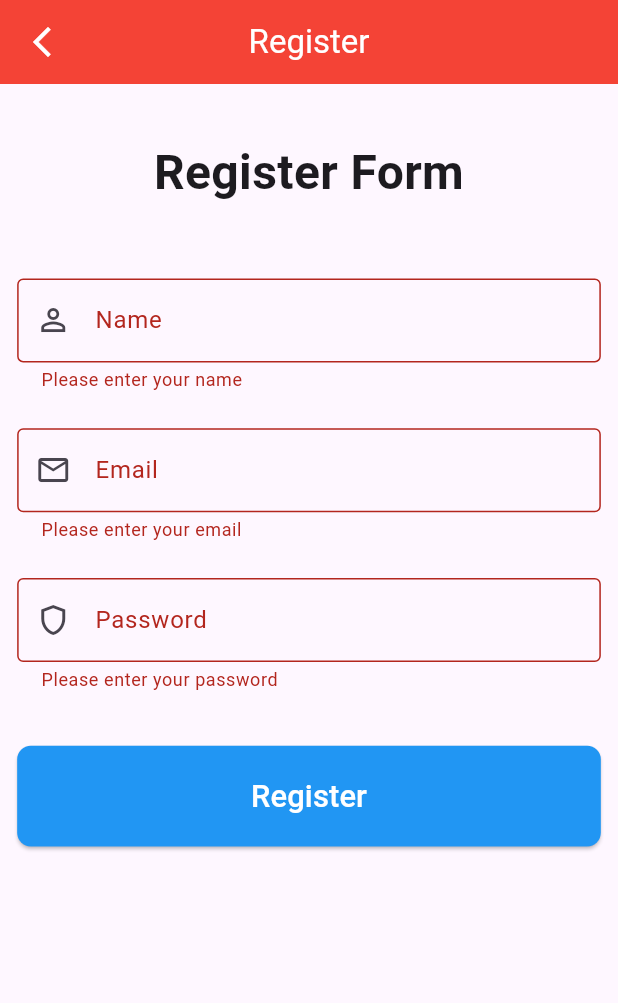
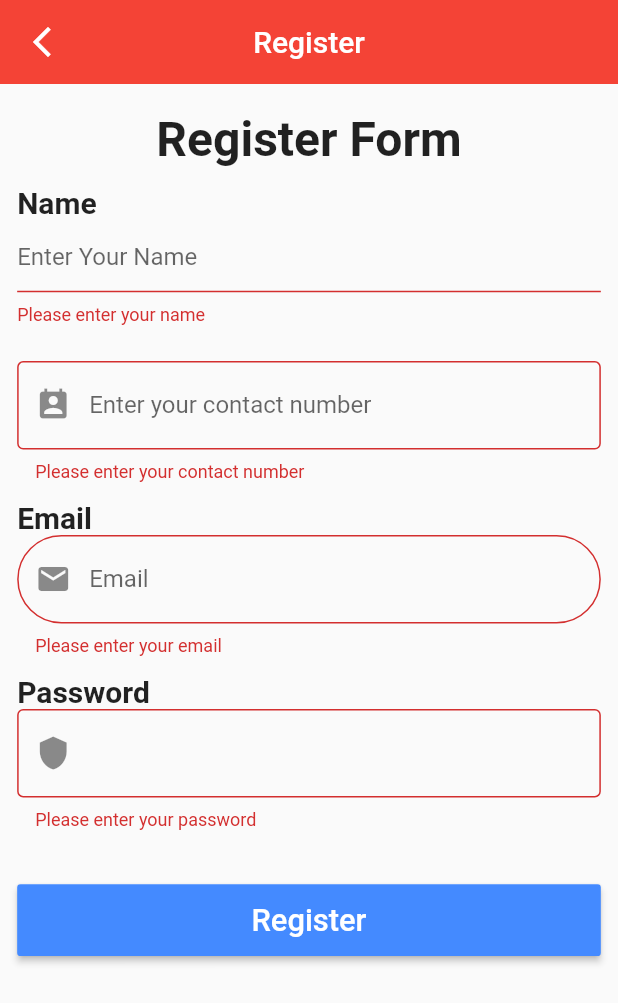
Before and after one commit to vedant15708/task_3_10_25, a Flutter app: the RegisterScreen screen opened by its route, after a tap on "Register", on a phone screen of 412 x 824 dp. Shown: the top 1003 px of the screen. Run offline on Flutter 3.47's test engine with Material 3 defaults, Android fonts, the phone set to English and light mode, and no system bars; our stand-ins replace flutter_screenutil.

Commit message:
Design changes

```diff
--- a/lib/login_screen.dart
+++ b/lib/login_screen.dart
@@ -38,13 +38,13 @@ class _LoginScreenState extends State<LoginScreen> {
       ),
       body: SingleChildScrollView(
         child: Padding(
-          padding: EdgeInsets.symmetric(horizontal: 24.w, vertical: 24.h),
+          padding: EdgeInsets.symmetric(horizontal: 24.w, vertical: 5.h),
           child: Form(
             key: _formKey,
             child: Column(
               crossAxisAlignment: CrossAxisAlignment.stretch,
               children:[
-                SizedBox(height: 20.h),
+                SizedBox(height: 10.h),
                 Text(
                   'Login Form',
                   style: TextStyle(
@@ -53,7 +53,7 @@ class _LoginScreenState extends State<LoginScreen> {
                   ),
                   textAlign: TextAlign.center,
                 ),
-                SizedBox(height: 40.h),
+                SizedBox(height: 20.h),
                 TextFormField(
                   controller: _emailController,
                   keyboardType: TextInputType.emailAddress,
--- a/lib/main.dart
+++ b/lib/main.dart
@@ -25,6 +25,7 @@ class MyApp extends StatelessWidget {
           theme: ThemeData(
             primarySwatch: Colors.red,
             visualDensity: VisualDensity.adaptivePlatformDensity,
+            useMaterial3: false,
           ),
           initialRoute: '/login',
           routes: {
--- a/lib/register_screen.dart
+++ b/lib/register_screen.dart
@@ -13,12 +13,14 @@ class _RegisterScreenState extends State<RegisterScreen> {
   final nameController = TextEditingController();
   final emailController = TextEditingController();
   final passwordController = TextEditingController();
+  final contactController = TextEditingController();
 
   @override
   void dispose() {
     nameController.dispose();
     emailController.dispose();
     passwordController.dispose();
+    contactController.dispose();
     super.dispose();
   }
 
@@ -32,6 +34,7 @@ class _RegisterScreenState extends State<RegisterScreen> {
       nameController.clear();
       emailController.clear();
       passwordController.clear();
+      contactController.clear();
 
       Future.delayed(const Duration(seconds: 2), () {
         if (mounted) {
@@ -57,13 +60,13 @@ class _RegisterScreenState extends State<RegisterScreen> {
       ),
       body: SingleChildScrollView(
         child: Padding(
-          padding: EdgeInsets.symmetric(horizontal: 10.w, vertical: 10.h),
+          padding: EdgeInsets.symmetric(horizontal: 10.w, vertical: 5.h),
           child: Form(
             key: formKey,
             child: Column(
               crossAxisAlignment: CrossAxisAlignment.stretch,
               children: <Widget>[
-                SizedBox(height: 20.h),
+                SizedBox(height: 10.h),
                 Text(
                   'Register Form',
                   style: TextStyle(
@@ -72,14 +75,12 @@ class _RegisterScreenState extends State<RegisterScreen> {
                   ),
                   textAlign: TextAlign.center,
                 ),
-                SizedBox(height: 40.h),
+                SizedBox(height: 10.h),
+                const Text("Name",style: TextStyle(fontWeight: FontWeight.bold,fontSize: 20),),
                 TextFormField(
                   controller: nameController,
                   decoration: const InputDecoration(
-                    prefixIcon: Icon(Icons.person_outline),
-                    labelText: 'Name',
                     hintText: 'Enter Your Name',
-                    border: OutlineInputBorder(),
                   ),
                   validator: (value) {
                     if (value == null || value.isEmpty) {
@@ -90,13 +91,36 @@ class _RegisterScreenState extends State<RegisterScreen> {
                 ),
                 SizedBox(height: 20.h),
                 TextFormField(
+                  controller: contactController,
+                  keyboardType: TextInputType.phone,
+                  decoration: const InputDecoration(
+                    prefixIcon: Icon(Icons.perm_contact_cal),
+                    labelText: 'Enter your contact number',
+                    border: OutlineInputBorder(),
+                  ),
+                  validator: (value) {
+                    if (value == null || value.isEmpty) {
+                      return 'Please enter your contact number';
+                    }
+                    if (!RegExp(r'^[0-9]{10}$').hasMatch(value)) {
+                      return 'Please enter a valid 10-digit contact number';
+                    }
+                    return null;
+                  },
+                ),
+
+                SizedBox(height: 10.h,),
+                const Text("Email",style: TextStyle(fontWeight: FontWeight.bold,fontSize: 20),),
+                TextFormField(
                   controller: emailController,
                   keyboardType: TextInputType.emailAddress,
                   decoration: const InputDecoration(
-                    prefixIcon: Icon(Icons.email_outlined),
+                    prefixIcon: Icon(Icons.email),
                     labelText: 'Email',
                     hintText: 'Enter your email',
-                    border: OutlineInputBorder(),
+                    border: OutlineInputBorder(
+                      borderRadius: BorderRadius.all(Radius.circular(30))
+                    ),
                   ),
                   validator: (value) {
                     if (value == null || value.isEmpty) {
@@ -108,13 +132,14 @@ class _RegisterScreenState extends State<RegisterScreen> {
                     return null;
                   },
                 ),
-                SizedBox(height: 20.h),
+                SizedBox(height: 10.h,),
+                const Text("Password",style: TextStyle(fontWeight: FontWeight.bold,fontSize: 20),),
                 TextFormField(
                   controller: passwordController,
                   obscureText: true,
                   decoration: const InputDecoration(
-                    prefixIcon: Icon(Icons.shield_outlined),
-                    labelText: 'Password',
+                    prefixIcon: Icon(Icons.shield),
+
                     border: OutlineInputBorder(),
                   ),
                   validator: (value) {
@@ -137,11 +162,11 @@ class _RegisterScreenState extends State<RegisterScreen> {
                 ElevatedButton(
                   onPressed: register,
                   style: ElevatedButton.styleFrom(
-                    backgroundColor: Colors.blue,
+                    backgroundColor: Colors.blueAccent,
                     foregroundColor: Colors.white,
-                    padding: EdgeInsets.symmetric(vertical: 16.h),
+                    padding: EdgeInsets.symmetric(vertical: 10.h),
                     shape: RoundedRectangleBorder(
-                      borderRadius: BorderRadius.circular(8.r),
+                      borderRadius: BorderRadius.circular(2.r),
                     ),
                   ),
                   child: Text(
```
Also changed, not shown: lib/all_fields_form_screen.dart (+26 -21 lines).
